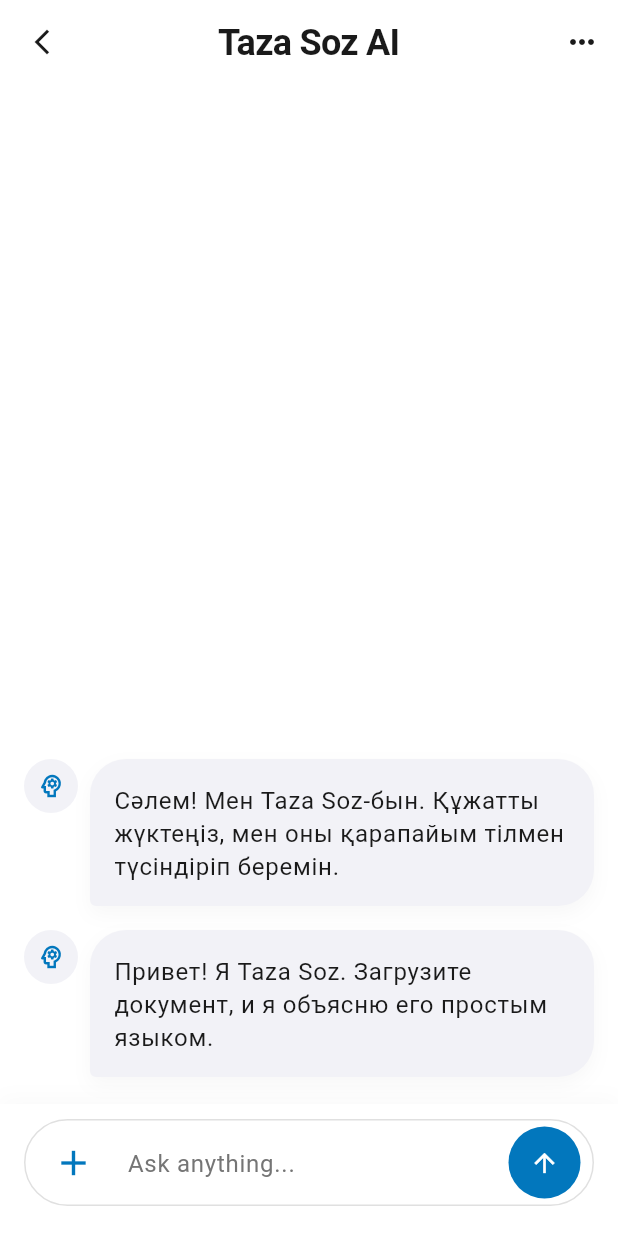
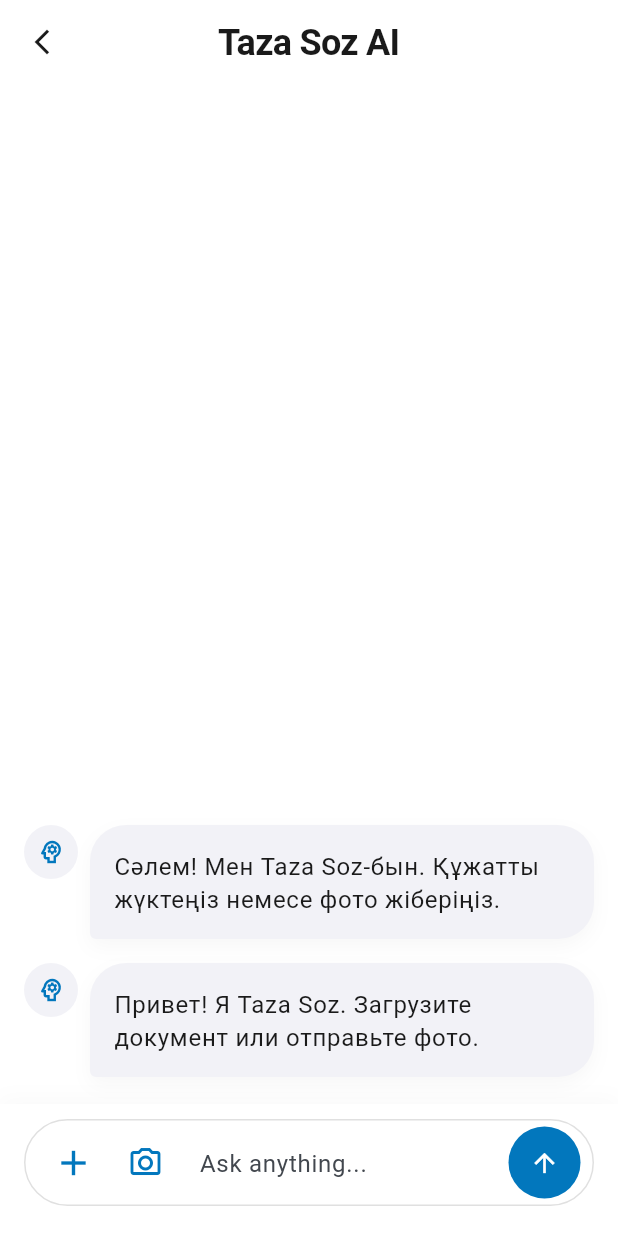
Before and after one commit to bejbaryszappar790-jpg/Taza-soz, a Flutter app: the screen it shows after launch, after a tap on the "arrow upward" icon, on a phone screen of 412 x 824 dp. Run offline on Flutter 3.47's test engine with Material 3 defaults, Android fonts, the light colour scheme and no system bars; our stand-ins replace file_picker, image_picker.

Commit message:
Добавил камеру и связал экран чата

```diff
--- a/mobile_app/lib/screens/chat_screen.dart
+++ b/mobile_app/lib/screens/chat_screen.dart
@@ -1,7 +1,10 @@
+import 'dart:io'; // Добавь это
 import 'package:flutter/material.dart';
 import 'package:file_picker/file_picker.dart';
+import 'package:image_picker/image_picker.dart'; // Добавь это
 import '../theme/app_theme.dart';
 import '../widgets/chat_bubble.dart';
+import '../services/api_service.dart'; // Добавь это
 
 class ChatScreen extends StatefulWidget {
   const ChatScreen({super.key});
@@ -12,18 +15,39 @@
 
 class _ChatScreenState extends State<ChatScreen> {
   final TextEditingController _controller = TextEditingController();
+  final ImagePicker _picker = ImagePicker(); // Контроллер камеры
+
   final List<Map<String, dynamic>> _messages = [
     {
       "role": "ai",
       "text":
-          "Сәлем! Мен Taza Soz-бын. Құжатты жүктеңіз, мен оны қарапайым тілмен түсіндіріп беремін.",
+          "Сәлем! Мен Taza Soz-бын. Құжатты жүктеңіз немесе фото жіберіңіз.",
     },
     {
       "role": "ai",
-      "text":
-          "Привет! Я Taza Soz. Загрузите документ, и я объясню его простым языком.",
+      "text": "Привет! Я Taza Soz. Загрузите документ или отправьте фото.",
     },
   ];
+
+  // Функция для камеры
+  Future<void> _takePhoto() async {
+    final XFile? photo = await _picker.pickImage(source: ImageSource.camera);
+
+    if (photo != null) {
+      File imageFile = File(photo.path);
+
+      setState(() {
+        _messages.add({"role": "user", "text": "📸 Фото отправлено"});
+      });
+
+      // Отправляем фото на сервер
+      String response = await ApiService.uploadImage(imageFile);
+
+      setState(() {
+        _messages.add({"role": "ai", "text": response});
+      });
+    }
+  }
 
   Future<void> _pickDocument() async {
     FilePickerResult? result = await FilePicker.platform.pickFiles(
@@ -45,20 +69,29 @@
     }
   }
 
-  void _sendMessage() {
-    if (_controller.text.trim().isNotEmpty) {
+  // ОБНОВЛЕННАЯ ОТПРАВКА ТЕКСТА
+  void _sendMessage() async {
+    String text = _controller.text.trim();
+    if (text.isNotEmpty) {
       setState(() {
-        _messages.add({"role": "user", "text": _controller.text.trim()});
+        _messages.add({"role": "user", "text": text});
         _controller.clear();
+      });
+
+      // Ждем ответ от нашего сервиса
+      String aiResponse = await ApiService.sendMessage(text);
+
+      setState(() {
+        _messages.add({"role": "ai", "text": aiResponse});
       });
     }
   }
 
   @override
   Widget build(BuildContext context) {
+    // ... твой код AppBar и Scaffold остается таким же ...
     return Scaffold(
       backgroundColor: AppColors.background,
-      // Чистый AppBar без разделителей
       appBar: AppBar(
         title: Text(
           "Taza Soz AI",
@@ -72,25 +105,17 @@
             size: 20,
             color: AppColors.textPrimary,
           ),
-          onPressed: () {}, // Заглушка
+          onPressed: () {},
         ),
-        actions: [
-          IconButton(
-            icon: const Icon(Icons.more_horiz, color: AppColors.textPrimary),
-            onPressed: () {}, // Заглушка
-          ),
-        ],
       ),
       body: Column(
         children: [
-          // Область чата
           Expanded(
             child: ListView.builder(
               padding: const EdgeInsets.symmetric(horizontal: 16, vertical: 10),
-              reverse: true, // Новые сообщения снизу
+              reverse: true,
               itemCount: _messages.length,
               itemBuilder: (context, index) {
-                // Из-за reverse: true инвертируем индекс
                 final msg = _messages[_messages.length - 1 - index];
                 return ChatBubble(
                   text: msg["text"]!,
@@ -99,7 +124,6 @@
               },
             ),
           ),
-          // Панель ввода (Супер-скругленная, как на Dribbble)
           _buildInputPanel(),
         ],
       ),
@@ -108,10 +132,9 @@
 
   Widget _buildInputPanel() {
     return Container(
-      padding: const EdgeInsets.fromLTRB(16, 10, 16, 20), // Больше отступ снизу
+      padding: const EdgeInsets.fromLTRB(16, 10, 16, 20),
       decoration: BoxDecoration(
         color: AppColors.background,
-        // Легкая тень сверху панели
         boxShadow: [
           BoxShadow(
             color: Colors.black.withOpacity(0.02),
@@ -125,35 +148,38 @@
           padding: const EdgeInsets.symmetric(horizontal: 8, vertical: 4),
           decoration: BoxDecoration(
             color: AppColors.background,
-            borderRadius: BorderRadius.circular(32), // Максимальное скругление
+            borderRadius: BorderRadius.circular(32),
             border: Border.all(color: AppColors.inputBorder),
           ),
           child: Row(
             children: [
-              // Кнопка скрепки с подсветкой при нажатии
               IconButton(
                 icon: const Icon(
                   Icons.add,
                   color: AppColors.iconActive,
                   size: 28,
                 ),
-                splashRadius: 24, // Радиус подсветки
                 onPressed: _pickDocument,
               ),
-              // Поле ввода
+              // НОВАЯ КНОПКА КАМЕРЫ
+              IconButton(
+                icon: const Icon(
+                  Icons.camera_alt_outlined,
+                  color: AppColors.iconActive,
+                  size: 24,
+                ),
+                onPressed: _takePhoto,
+              ),
               Expanded(
                 child: TextField(
                   controller: _controller,
-                  style: Theme.of(context).textTheme.bodyLarge,
                   decoration: const InputDecoration(
                     hintText: "Ask anything...",
-                    hintStyle: TextStyle(color: AppColors.textSecondary),
                     border: InputBorder.none,
                     contentPadding: EdgeInsets.symmetric(horizontal: 12),
                   ),
                 ),
               ),
-              // Кнопка отправки (Круглая, синяя)
               Container(
                 margin: const EdgeInsets.only(left: 8),
                 decoration: const BoxDecoration(
@@ -166,7 +192,6 @@
                     color: Colors.white,
                     size: 20,
                   ),
-                  splashRadius: 24,
                   onPressed: _sendMessage,
                 ),
               ),
```
Also changed, not shown: mobile_app/lib/services/api_service.dart (added, +56 -0 lines).
